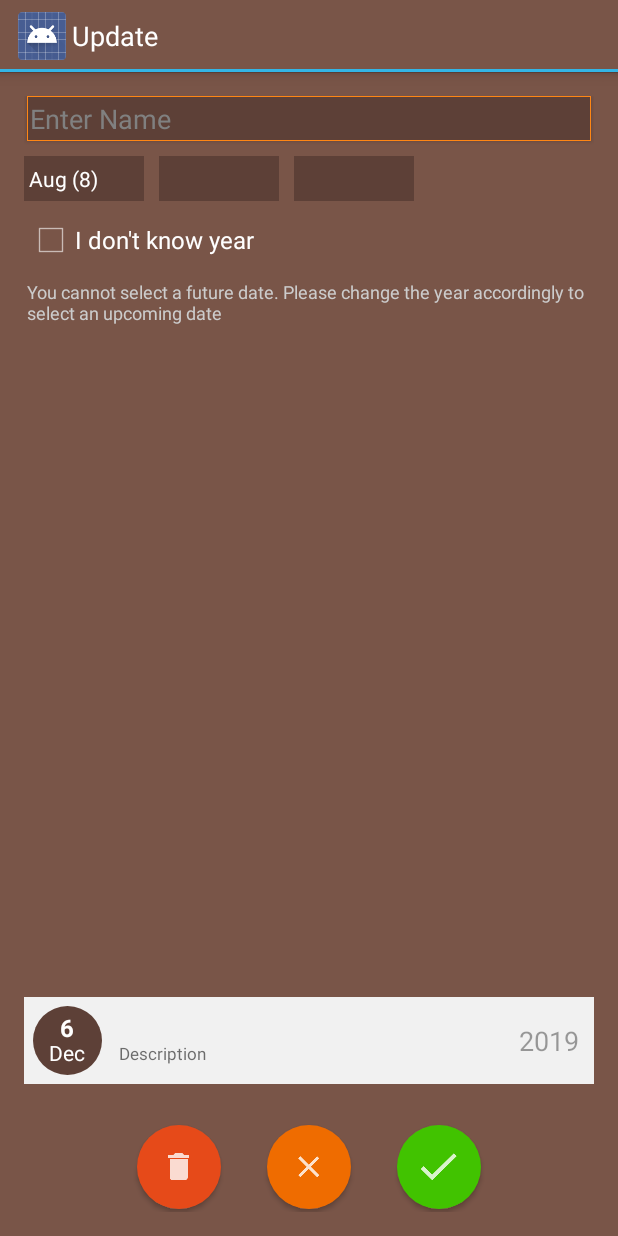
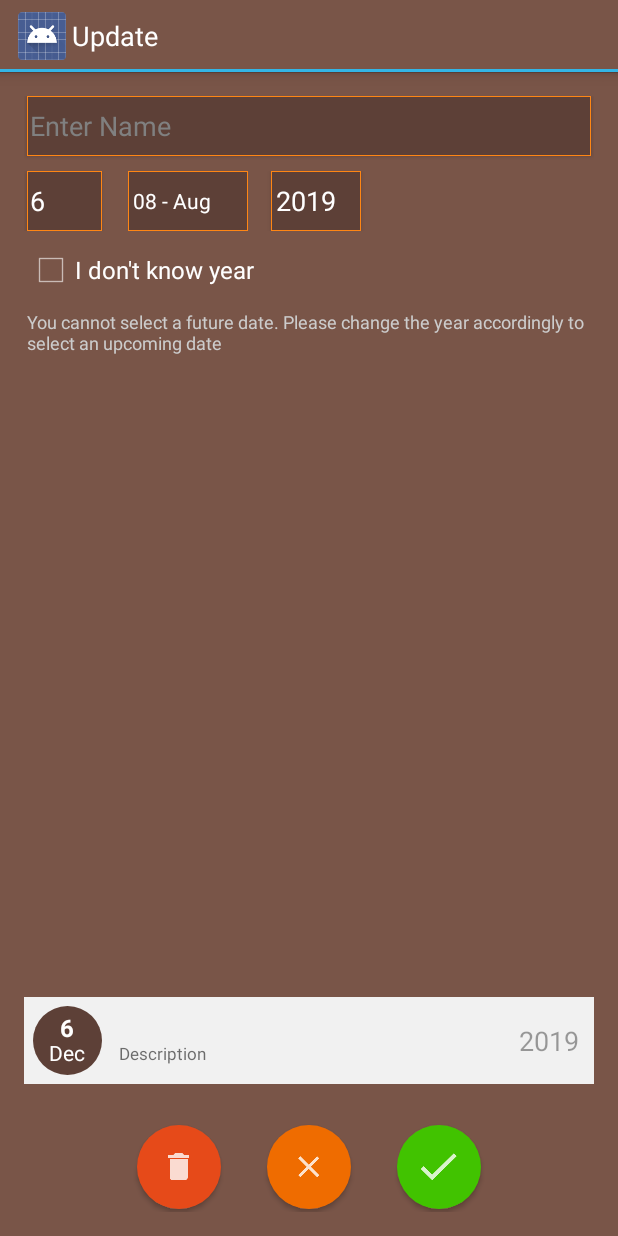
Before and after one commit to antandbuffalo/BirthdayReminder, an Android app: the Update screen opened directly, with no data from a screen before it, on a phone screen of 412 x 824 dp. Run offline under Robolectric (Android 15) with nearby library versions, the phone set to English and light mode, and no system bars; 11 statements that could not run were skipped.

Commit message:
update screen completed

```diff
--- a/app/src/main/java/com/antandbuffalo/birthdayreminder/Util.java
+++ b/app/src/main/java/com/antandbuffalo/birthdayreminder/Util.java
@@ -440,7 +440,8 @@ public class Util {
         String[] months = new DateFormatSymbols().getShortMonths();
         List<String> monthsList = Arrays.asList(months);
         for(int i = 0; i < monthsList.size(); i++) {
-            monthsList.set(i, monthsList.get(i) + " (" + (i + 1) + ")");
+            String digit = getTwoDigitsString(i + 1);
+            monthsList.set(i, digit + " - " + monthsList.get(i));
         }
 
         return monthsList;
--- a/app/src/main/java/com/antandbuffalo/birthdayreminder/update/Update.java
+++ b/app/src/main/java/com/antandbuffalo/birthdayreminder/update/Update.java
@@ -37,7 +37,8 @@ public class Update extends FragmentActivity {
     private UpdateViewModel updateViewModel;
     int dayOfYear, currentDayOfYear, recentDayOfYear;
     TextView namePreview, desc, dateField, monthField, yearField;
-    Spinner yearSpinner, monthSpinner, datesSpinner;
+    Spinner monthSpinner;
+    EditText dateText, yearText;
     LinearLayout circle;
     ImageButton update, cancel, delete;
     CheckBox removeYear;
@@ -56,24 +57,24 @@ public class Update extends FragmentActivity {
         initLayout();
 
         name.setText(updateViewModel.birthdayInfo.name);
+        dateText.setText(updateViewModel.birthdayInfo.date);
+        yearText.setText(updateViewModel.birthdayInfo.year);
         removeYear.setChecked(updateViewModel.birthdayInfo.isRemoveYear);
 
         if(updateViewModel.birthdayInfo.isRemoveYear) {
-            yearSpinner.setVisibility(View.INVISIBLE);
+            yearText.setVisibility(View.INVISIBLE);
         }
         else {
-            yearSpinner.setVisibility(View.VISIBLE);
+            yearText.setVisibility(View.VISIBLE);
         }
 
         currentDayOfYear = Util.getCurrentDayOfYear();
         recentDayOfYear = Util.getRecentDayOfYear();
 
         addMonthsToSpinner(monthSpinner);
-
         monthSpinner.setSelection(updateViewModel.getSelectedMonthPosition());
 
         preview();
-
 
         monthSpinner.setOnItemSelectedListener(new AdapterView.OnItemSelectedListener() {
             @Override
@@ -109,10 +110,10 @@ public class Update extends FragmentActivity {
             public void onCheckedChanged(CompoundButton buttonView, boolean isChecked) {
                 updateViewModel.setRemoveYear(isChecked);
                 if(isChecked) {
-                    yearSpinner.setVisibility(View.INVISIBLE);
+                    yearText.setVisibility(View.INVISIBLE);
                 }
                 else {
-                    yearSpinner.setVisibility(View.VISIBLE);
+                    yearText.setVisibility(View.VISIBLE);
                 }
                 addMonthsToSpinner(monthSpinner);
                 monthSpinner.setSelection(updateViewModel.getSelectedMonthPosition());
@@ -161,7 +162,7 @@ public class Update extends FragmentActivity {
             @Override
             public void onClick(View v) {
                 updateViewModel.setName(name.getText().toString());
-                updateViewModel.setDateOfBirth();
+                updateViewModel.setDateOfBirth(updateViewModel.birthdayInfo);
 
                 if (updateViewModel.isNameEmpty()) {
                     //show error
@@ -197,8 +198,30 @@ public class Update extends FragmentActivity {
         spinner.setAdapter(dataAdapter);
     }
 
+    public void populateBirthdayInfo() {
+        updateViewModel.setBirthdayInfoName(name.getText().toString());
+        updateViewModel.setBirthdayInfoDate(dateText.getText().toString());
+        updateViewModel.setBirthdayInfoMonth(monthSpinner.getSelectedItemPosition());
+        updateViewModel.setBirthdayInfoRemoveYear(removeYear.isChecked());
+
+        updateViewModel.setBirthdayInfoYear(updateViewModel.birthdayInfo.isRemoveYear? Constants.REMOVE_YEAR_VALUE.toString() : yearText.getText().toString());
+    }
+
     public void preview() {
-        updateViewModel.setDateOfBirth();
+        if(!updateViewModel.isValidDateOfBirth(updateViewModel.birthdayInfo)) {
+            if(updateViewModel.birthdayInfo.name == null || ("".equalsIgnoreCase(updateViewModel.birthdayInfo.name))) {
+                namePreview.setText("Enter Name");
+                desc.setText("Age");
+            } else {
+                namePreview.setText("Error in birthdate");
+                desc.setText("Please enter valid date");
+            }
+            return;
+        }
+        populateBirthdayInfo();
+
+        namePreview.setText(updateViewModel.birthdayInfo.name);
+        updateViewModel.setDateOfBirth(updateViewModel.birthdayInfo);
         dayOfYear = Util.getDayOfYear(updateViewModel.dateOfBirth.getDobDate());
 
         if(dayOfYear == currentDayOfYear) {
@@ -226,11 +249,14 @@ public class Update extends FragmentActivity {
             desc.setVisibility(View.INVISIBLE);
         }
         else {
+            if(updateViewModel.dateOfBirth.getAge() < 0) {
+                desc.setVisibility(View.INVISIBLE);
+            } else {
+                desc.setVisibility(View.VISIBLE);
+            }
             yearField.setVisibility(View.VISIBLE);
-            desc.setVisibility(View.VISIBLE);
         }
 
-        namePreview.setText(updateViewModel.birthdayInfo.name);
         dateField.setText(updateViewModel.birthdayInfo.date);
         monthField.setText(Util.getStringFromDate(updateViewModel.dateOfBirth.getDobDate(), "MMM"));
         yearField.setText(updateViewModel.birthdayInfo.year + "");
@@ -241,8 +267,8 @@ public class Update extends FragmentActivity {
         name = (EditText)findViewById(R.id.personName);
 
         monthSpinner = (Spinner) findViewById(R.id.monthSpinner);
-        datesSpinner = (Spinner) findViewById(R.id.dateSpinner);
-        yearSpinner = (Spinner) findViewById(R.id.yearSpinner);
+        dateText = findViewById(R.id.date);
+        yearText = findViewById(R.id.year);
 
         removeYear = (CheckBox) findViewById(R.id.removeYear);
 
--- a/app/src/main/java/com/antandbuffalo/birthdayreminder/update/UpdateViewModel.java
+++ b/app/src/main/java/com/antandbuffalo/birthdayreminder/update/UpdateViewModel.java
@@ -21,7 +21,6 @@ import java.util.Map;
 public class UpdateViewModel extends ViewModel {
 
     //months starts from 0 for Jan
-    private Boolean isRemoveYear = false;
     private static final int MONTH_FEB = 1;
     DateOfBirth dateOfBirth;
     BirthdayInfo birthdayInfo;
@@ -53,14 +52,14 @@ public class UpdateViewModel extends ViewModel {
     }
 
     public Boolean getRemoveYear() {
-        return isRemoveYear;
+        return birthdayInfo.isRemoveYear;
     }
 
     public void setRemoveYear(Boolean removeYear) {
         if(removeYear) {
             birthdayInfo.year = Constants.REMOVE_YEAR_VALUE.toString();
         }
-        isRemoveYear = removeYear;
+        birthdayInfo.isRemoveYear = removeYear;
     }
 
 
@@ -105,7 +104,7 @@ public class UpdateViewModel extends ViewModel {
         return birthdayInfo.name.equalsIgnoreCase("");
     }
 
-    public Boolean setDateOfBirth() {
+    public Boolean setDateOfBirth(BirthdayInfo birthdayInfo) {
         Calendar calendar = Calendar.getInstance();
         int intDate, intMonth, intYear;
 
@@ -130,6 +129,51 @@ public class UpdateViewModel extends ViewModel {
         }
     }
 
+    public boolean isValidDateOfBirth(BirthdayInfo birthdayInfo) {
+        int intDate, intMonth, intYear;
+        Calendar calendar = Calendar.getInstance();
+        try {
+            intDate = Integer.parseInt(birthdayInfo.date);
+            intMonth = Integer.parseInt(birthdayInfo.month);
+            intYear = Integer.parseInt(birthdayInfo.year);
+            calendar.set(intYear, intMonth, intDate);
+            Date plainDate = calendar.getTime();
+            calendar.setTime(plainDate);
+
+            if(calendar.get(Calendar.DATE) != intDate || calendar.get(Calendar.MONTH) != intMonth || calendar.get(Calendar.YEAR) != intYear) {
+                return false;
+            }
+            return  true;
+        }
+        catch (Exception e) {
+            Log.e("PARSE_INT", e.getLocalizedMessage());
+            return false;
+        }
+    }
+
+    public void setBirthdayInfo(String name, String date, Integer month, String year, Boolean flag) {
+        birthdayInfo.name = (name != null)? name : birthdayInfo.name;
+        birthdayInfo.date = (date != null)? date : birthdayInfo.date;
+        birthdayInfo.month = (month != null)? month.toString() : birthdayInfo.month;
+        birthdayInfo.year = (year != null)? year : birthdayInfo.year;
+        birthdayInfo.isRemoveYear = (flag != null)? flag : birthdayInfo.isRemoveYear;
+    }
+    public void setBirthdayInfoName(String name) {
+        setBirthdayInfo(name, null, null, null, null);
+    }
+    public void setBirthdayInfoDate(String date) {
+        setBirthdayInfo(null, date, null, null, null);
+    }
+    public void setBirthdayInfoMonth(Integer month) {
+        setBirthdayInfo(null, null, month, null, null);
+    }
+    public void setBirthdayInfoYear(String year) {
+        setBirthdayInfo(null, null, null, year, null);
+    }
+    public void setBirthdayInfoRemoveYear(Boolean flag) {
+        setBirthdayInfo(null, null, null, null, flag);
+    }
+
     public void delete(long dobId) {
         DateOfBirthDBHelper.deleteRecordForTheId(dobId);
     }
--- a/app/src/main/res/layout/activity_update.xml
+++ b/app/src/main/res/layout/activity_update.xml
@@ -9,7 +9,7 @@
 
     <EditText
         android:layout_width="wrap_content"
-        android:layout_height="30sp"
+        android:layout_height="40sp"
         android:inputType="textPersonName"
         android:hint="Enter Name"
         android:ems="10"
@@ -26,7 +26,7 @@
     <LinearLayout
         android:orientation="vertical"
         android:layout_width="match_parent"
-        android:layout_height="30dp"
+        android:layout_height="40dp"
         android:layout_below="@+id/personName"
         android:layout_alignParentStart="true"
         android:layout_alignParentEnd="true"
@@ -38,34 +38,44 @@
             android:layout_height="match_parent"
             android:orientation="horizontal">
 
+            <EditText
+                android:id="@+id/date"
+                android:layout_width="50dp"
+                android:layout_height="40sp"
+                android:layout_alignParentStart="true"
+                android:layout_alignParentEnd="true"
+                android:layout_marginLeft="2sp"
+                android:layout_marginRight="2sp"
+                android:background="@drawable/addnew_edittext"
+                android:elevation="2dp"
+                android:ems="10"
+                android:hint="DD"
+                android:inputType="date"
+                android:paddingLeft="2dp"
+                android:textColor="@color/addnew_font" />
+
             <Spinner
                 android:id="@+id/monthSpinner"
                 android:layout_width="wrap_content"
                 android:layout_height="match_parent"
                 android:dropDownWidth="80dp"
                 android:paddingLeft="3dp"
-                android:background="@color/bg_edit_text"
+                android:layout_marginLeft="15sp"
+                android:background="@drawable/addnew_edittext"
                 android:minWidth="80dp" />
 
-            <Spinner
-                android:id="@+id/dateSpinner"
-                android:layout_width="wrap_content"
-                android:layout_height="match_parent"
-                android:dropDownWidth="80dp"
+            <EditText
+                android:id="@+id/year"
+                android:layout_width="60dp"
+                android:layout_height="40sp"
+                android:layout_marginLeft="15sp"
+                android:background="@drawable/addnew_edittext"
+                android:elevation="2dp"
+                android:ems="10"
+                android:hint="YYYY"
+                android:inputType="date"
                 android:paddingLeft="3dp"
-                android:background="@color/bg_edit_text"
-                android:layout_marginLeft="10dp"
-                android:minWidth="80dp" />
-
-            <Spinner
-                android:id="@+id/yearSpinner"
-                android:layout_width="wrap_content"
-                android:layout_height="match_parent"
-                android:dropDownWidth="80dp"
-                android:paddingLeft="3dp"
-                android:background="@color/bg_edit_text"
-                android:layout_marginLeft="10dp"
-                android:minWidth="80dp" />
+                android:textColor="@color/addnew_font" />
 
         </LinearLayout>
 
```
